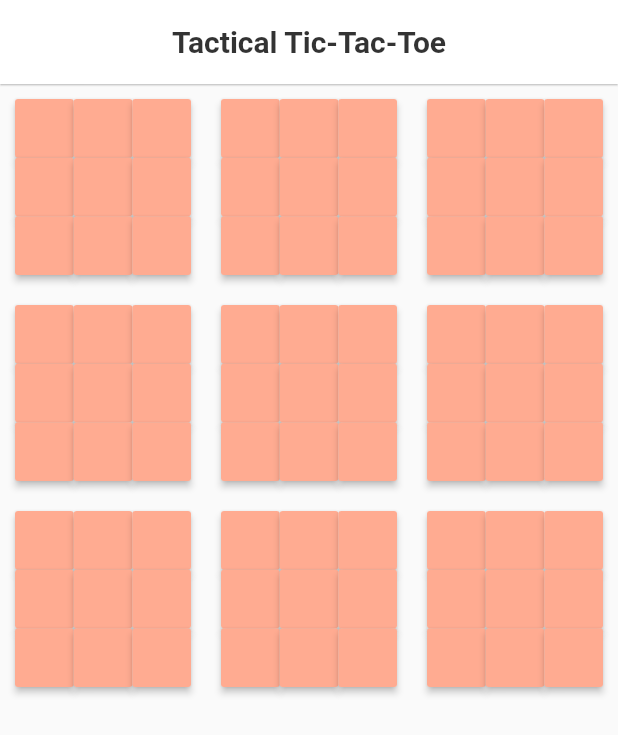
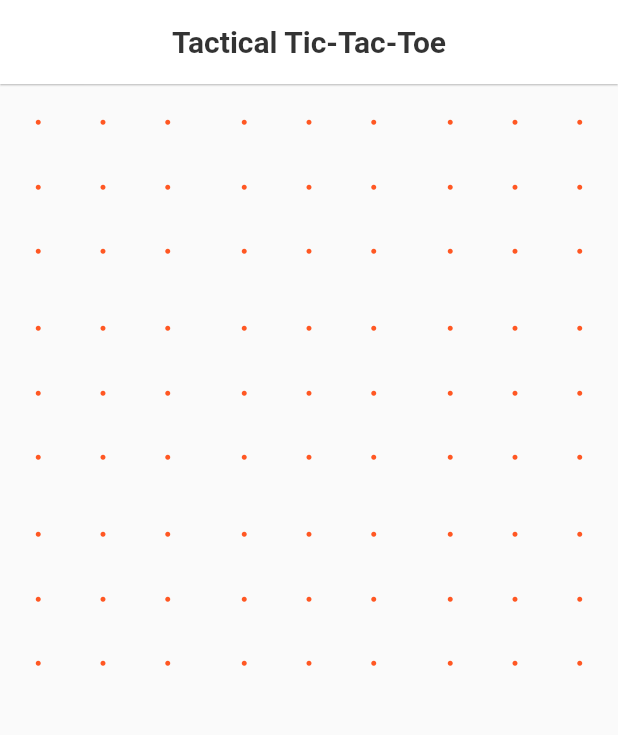
Before and after one commit to Moesen/TacticalTicTacToe, a Flutter app: the screen it shows after launch, on a phone screen of 412 x 824 dp. Shown: the top 735 px of the screen. Run offline on Flutter 3.47's test engine with Material 2 defaults, Android fonts, the phone set to English and light mode, and no system bars; Roboto replaces fonts that are missing (Krub).

Commit message:
Material -> IconButton. Works. Use fluttericons.com to get more.

```diff
--- a/tactical_tic_tac_toe/lib/Board.dart
+++ b/tactical_tic_tac_toe/lib/Board.dart
@@ -1,4 +1,5 @@
 import 'package:flutter/material.dart';
+import 'presentation/custom_icons.dart';
 
 class Board{
   var boards = List<SubBoard>();
@@ -16,7 +17,7 @@ class Board{
   GridView getBoard(){
     return GridView.count(
       crossAxisCount: 3,
-      children: List.generate(9, (i) => boards[i].getTicTacs()),
+      children: List.generate(9, (i) => (boards[i].getTicTacs())),
       shrinkWrap: true,
       physics: ScrollPhysics(),
     );
@@ -48,7 +49,9 @@ class SubBoard{
       children: fields,
       shrinkWrap: true,
       physics: ScrollPhysics(),
-      padding: EdgeInsets.all(10),
+      padding: EdgeInsets.all(5),
+      mainAxisSpacing: 2,
+      crossAxisSpacing: 2,
     );
   }
 
@@ -77,7 +80,9 @@ class _TicTacWidgetState extends State<TicTac> {
   int superPos;
 
   var logic = Logic();
-  var myIcon;
+  var myIcon = Icon(Icons.fiber_manual_record);
+  double _iconSize = 5;
+  var iconColor = Colors.deepOrange;
 
   _TicTacWidgetState(pos, superPos){
     this.pos = pos;
@@ -89,12 +94,12 @@ class _TicTacWidgetState extends State<TicTac> {
     return buildAButton();
   }
 
-  MaterialButton buildAButton(){
-    return MaterialButton(
-      splashColor: Colors.blue,
+  IconButton buildAButton(){
+    return IconButton(
+      iconSize: _iconSize,
+      icon: myIcon,
       onPressed: onPressingMethodCallActionDoingOfThings123,
-      color: Colors.deepOrange[200],
-
+      color: iconColor,
     );
   }
 
@@ -106,7 +111,9 @@ class _TicTacWidgetState extends State<TicTac> {
         //If it is empty and this is the current subboard
         logic.changeTurn(pos); //Changes turn
         type = logic.getTurn();
-        myIcon = (type == "cross" ? Icon(Icons.close) : Icon(Icons.blur_circular));
+        myIcon = (type == 'cross' ? Icon(CustomIcons.spotify) : Icon(CustomIcons.facebook_circled));
+        _iconSize = 30;
+        iconColor = (type == 'cross' ? Colors.green : Colors.lightBlue);
       }
     });
   }
--- a/tactical_tic_tac_toe/pubspec.yaml
+++ b/tactical_tic_tac_toe/pubspec.yaml
@@ -36,6 +36,8 @@ flutter:
   # the material Icons class.
   uses-material-design: true
 
+
+
   # To add assets to your application, add an assets section, like this:
   # assets:
   #  - images/a_dot_burr.jpeg
@@ -53,6 +55,9 @@ flutter:
     - asset: fonts/Krub-Regular.ttf
     - asset: fonts/Krub-Bold.ttf
       weight: 700
+  - family:  CustomIcons
+    fonts:
+    - asset: fonts/CustomIcons.ttf
 
   # To add custom fonts to your application, add a fonts section here,
   # in this "flutter" section. Each entry in this list should have a
```
Also changed, not shown: tactical_tic_tac_toe/fonts/CustomIcons.ttf (added).
